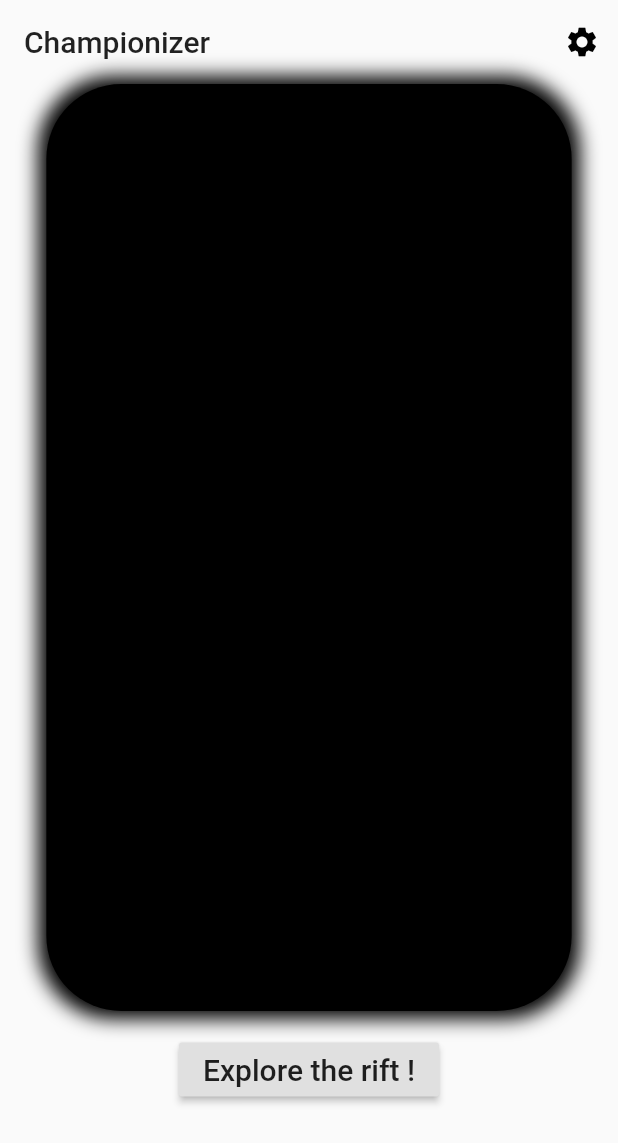
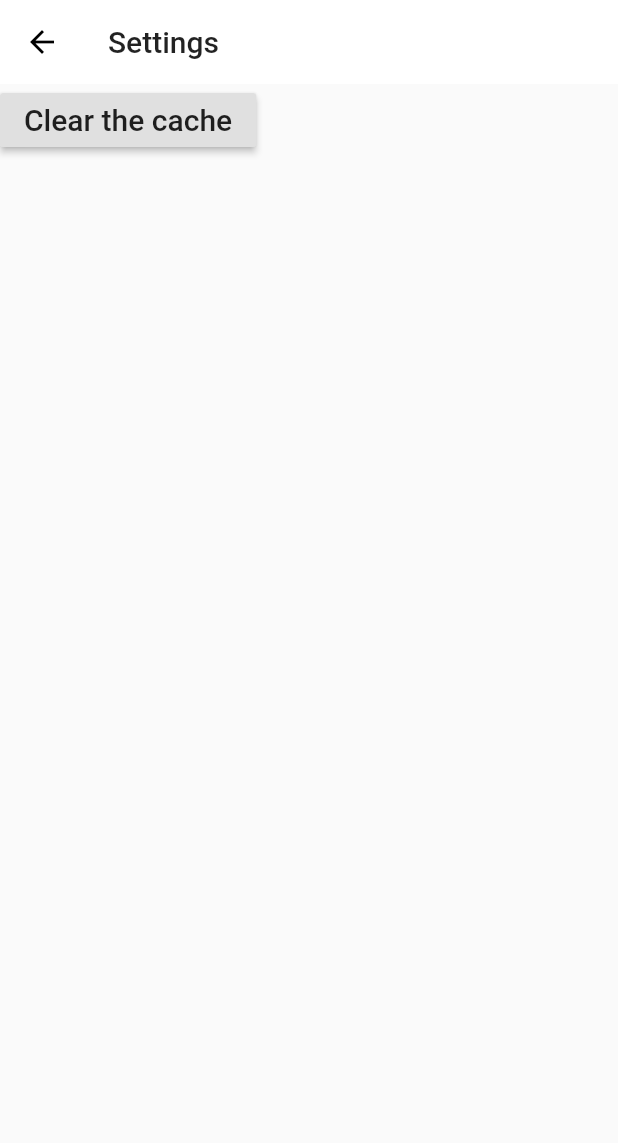
Before and after one commit to Psykotik/championizer_reforged, a Flutter app: the screen it shows after launch, after a tap on the "settings" icon, on a phone screen of 412 x 824 dp. Shown: the top 1143 px of the screen. Run offline on Flutter 3.47's test engine with Material 2 defaults, Android fonts, the phone set to English and light mode, and no system bars; drawn by our look-alikes of cached_network_image; our stand-ins replace flutter_cache_manager; network calls fail.

Commit message:
Added new page

```diff
--- a/lib/main.dart
+++ b/lib/main.dart
@@ -3,6 +3,7 @@ import 'package:championizer_reforged/container_zer.dart';
 import 'package:flutter/material.dart';
 import 'package:championizer_reforged/data/championsImage.dart';
 import 'package:flutter/services.dart';
+import 'package:flutter_cache_manager/flutter_cache_manager.dart';
 
 void main() {
   WidgetsFlutterBinding.ensureInitialized();
@@ -53,7 +54,13 @@ class _MyHomePageState extends State<MyHomePage> {
               // action button
               IconButton(
                 icon: Icon(Icons.settings),
-                onPressed: () {},
+                onPressed: () {
+                  Navigator.push(
+                    context,
+                    new MaterialPageRoute(
+                        builder: (context) => new ParameterScreen()),
+                  );
+                },
               )
             ]),
         body: Column(
@@ -75,3 +82,21 @@ class _MyHomePageState extends State<MyHomePage> {
         ));
   }
 }
+
+class ParameterScreen extends StatelessWidget {
+  @override
+  Widget build(BuildContext ctxt) {
+    return new Scaffold(
+      appBar: new AppBar(
+        title: new Text("Settings"),
+      ),
+      body: RaisedButton(
+        onPressed: () {
+          DefaultCacheManager manager = new DefaultCacheManager();
+          manager.emptyCache(); //clears all data in cache.
+        },
+        child: const Text('Clear the cache', style: TextStyle(fontSize: 20)),
+      ),
+    );
+  }
+}
--- a/pubspec.yaml
+++ b/pubspec.yaml
@@ -21,6 +21,7 @@ dependencies:
     sdk: flutter
   cached_network_image: ^2.1.0
   http: ^0.12.0+4
+  flutter_cache_manager: ^1.2.2
 
 
   # The following adds the Cupertino Icons font to your application.
```
Also changed, not shown: pubspec.lock.
